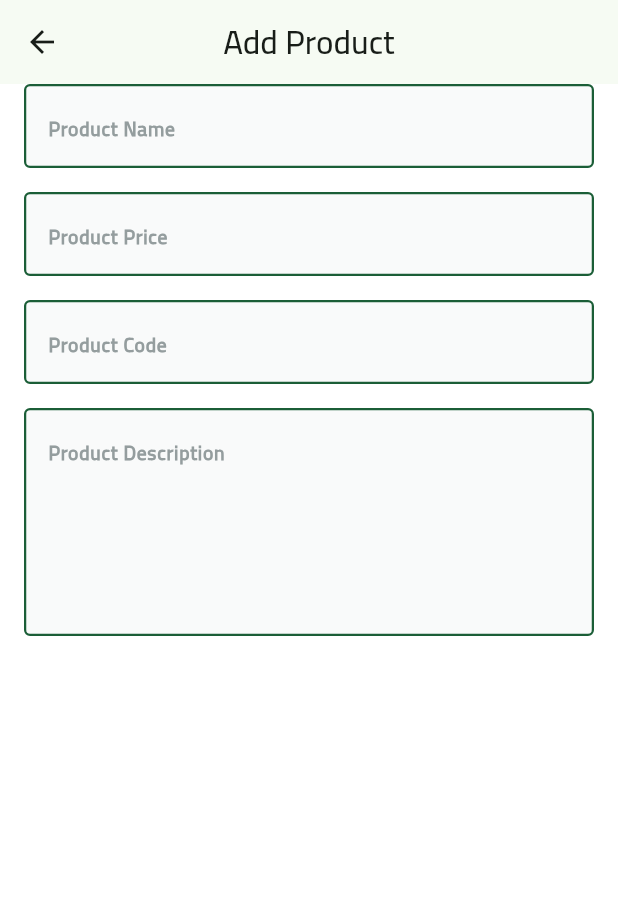
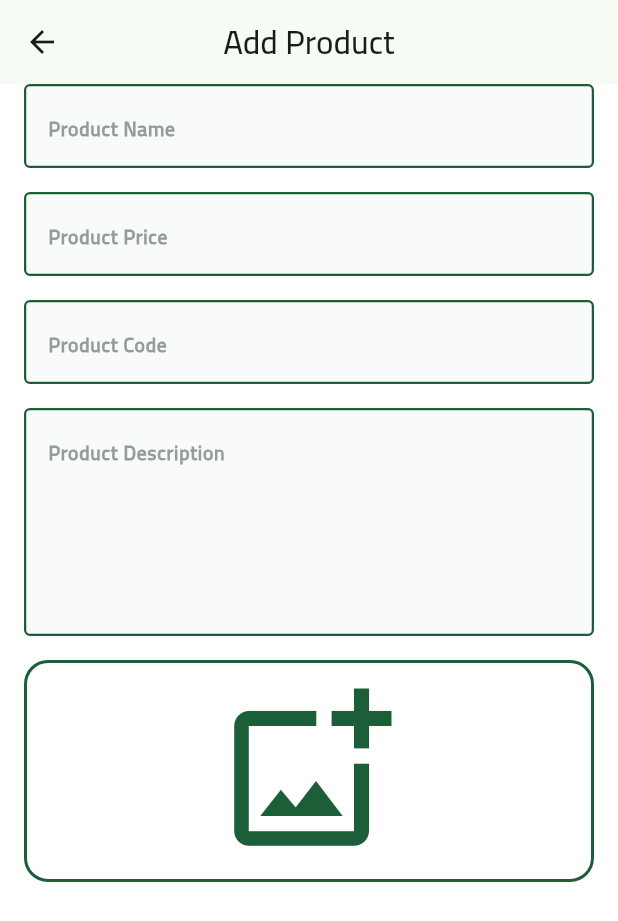
Before and after one commit to a7med287/fruit-hub-dashboard, a Flutter app: the AddProductView screen opened directly, on a phone screen of 412 x 824 dp. Shown: the top 921 px of the screen. Run offline on Flutter 3.47's test engine with Material 3 defaults, Android fonts, the phone set to English and light mode, and no system bars; drawn by our look-alikes of skeletonizer; our stand-ins replace firebase_core, image_picker; accounts and stored records are empty.

Commit message:
add image field

```diff
--- a/lib/features/add_product/presentation/views/widgets/add_product_view_body.dart
+++ b/lib/features/add_product/presentation/views/widgets/add_product_view_body.dart
@@ -1,5 +1,7 @@
 import 'package:flutter/material.dart';
 import 'package:fruit_hub_dashboard/core/widgets/custom_text_field.dart';
+
+import 'image_filed.dart';
 
 class AddProductViewBody extends StatefulWidget {
   const AddProductViewBody({super.key});
@@ -41,6 +43,8 @@ class _AddProductViewBodyState extends State<AddProductViewBody> {
                 maxLines: 5,
                 textInputType: TextInputType.text,
               ),
+              SizedBox(height: 16),
+              ImageField()
             ],
           ),
         ),
--- /dev/null
+++ b/lib/features/add_product/presentation/views/widgets/image_filed.dart
@@ -0,0 +1,57 @@
+import 'dart:developer';
+
+import 'package:flutter/material.dart';
+import 'package:fruit_hub_dashboard/core/utils/app_colors.dart';
+import 'package:image_picker/image_picker.dart';
+import 'package:skeletonizer/skeletonizer.dart';
+
+class ImageField extends StatefulWidget {
+  const ImageField({super.key});
+
+  @override
+  State<ImageField> createState() => _ImageFieldState();
+}
+
+class _ImageFieldState extends State<ImageField> {
+
+  bool isLoading = false ;
+  @override
+  Widget build(BuildContext context) {
+    return Skeletonizer(
+      enabled: isLoading,
+      child: GestureDetector(
+        onTap: () async {
+
+          setState(() {
+            isLoading = true;
+          });
+          try {
+            final ImagePicker picker = ImagePicker();
+            final XFile? image = await picker.pickImage(
+              source: ImageSource.gallery,
+            );
+            debugPrint("image uploaded");
+          } catch (e) {
+            log("something wrong in photo");
+          }
+          setState(() {
+            isLoading = false;
+          });
+        },
+        child: Container(
+          padding: EdgeInsets.symmetric(vertical: 12),
+          width: double.infinity,
+          decoration: BoxDecoration(
+            borderRadius: BorderRadius.circular(16),
+            border: Border.all(color: AppColors.primaryColor, width: 2),
+          ),
+          child: Icon(
+            Icons.add_photo_alternate_outlined,
+            size: 120,
+            color: AppColors.primaryColor,
+          ),
+        ),
+      ),
+    );
+  }
+}
--- a/pubspec.yaml
+++ b/pubspec.yaml
@@ -35,6 +35,8 @@ dependencies:
   # Use with the CupertinoIcons class for iOS style icons.
   cupertino_icons: ^1.0.8
   firebase_core: ^4.0.0
+  image_picker: ^1.2.0
+  skeletonizer: ^1.4.3
 
 dev_dependencies:
   flutter_test:
```
Also changed, not shown: pubspec.lock.
